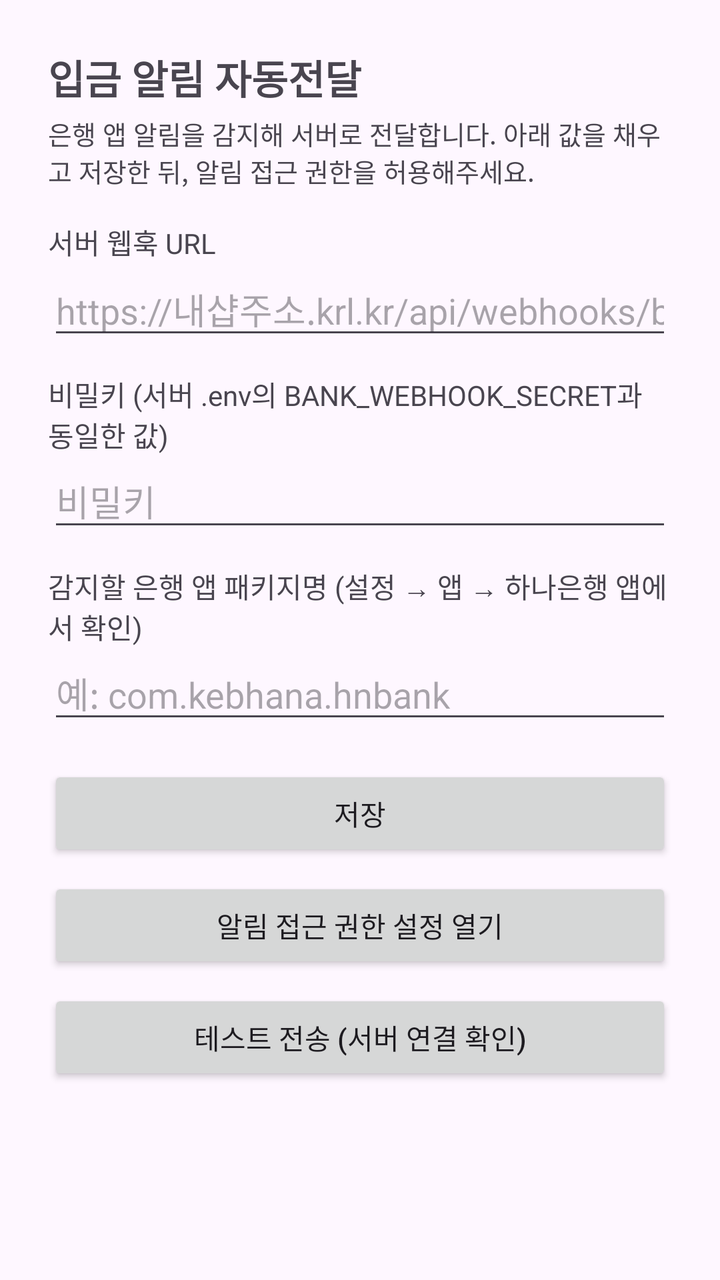
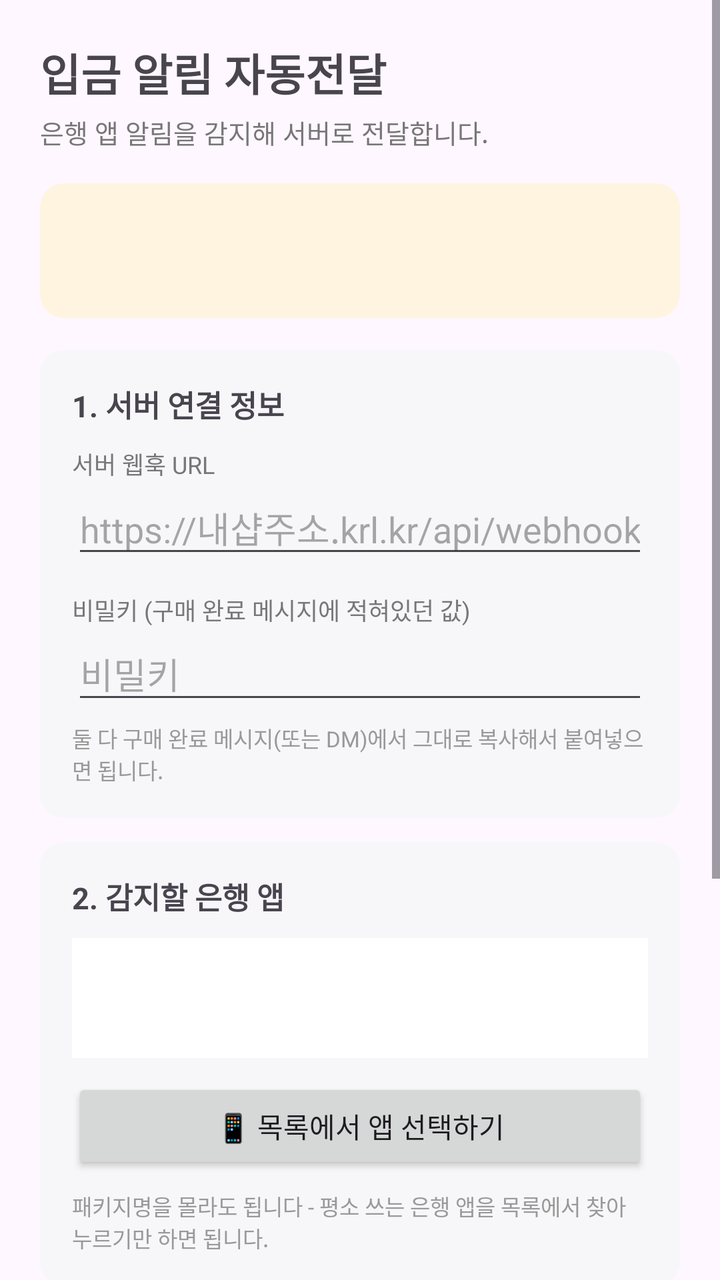

An Android layout rendered at two revisions. The XML below is the earlier revision; the diff shows what the commit changed to produce the second picture.
<!-- AndroidManifest.xml: application theme Theme.BankNotifier -->
<!-- res/layout/activity_main.xml -->
<?xml version="1.0" encoding="utf-8"?>
<ScrollView xmlns:android="http://schemas.android.com/apk/res/android"
    android:layout_width="match_parent"
    android:layout_height="match_parent">

    <LinearLayout
        android:layout_width="match_parent"
        android:layout_height="wrap_content"
        android:orientation="vertical"
        android:padding="24dp">

        <TextView
            android:layout_width="wrap_content"
            android:layout_height="wrap_content"
            android:text="입금 알림 자동전달"
            android:textSize="20sp"
            android:textStyle="bold"
            android:layout_marginBottom="4dp" />

        <TextView
            android:layout_width="wrap_content"
            android:layout_height="wrap_content"
            android:text="은행 앱 알림을 감지해 서버로 전달합니다. 아래 값을 채우고 저장한 뒤, 알림 접근 권한을 허용해주세요."
            android:textSize="13sp"
            android:layout_marginBottom="16dp" />

        <TextView
            android:layout_width="wrap_content"
            android:layout_height="wrap_content"
            android:text="서버 웹훅 URL" />
        <EditText
            android:id="@+id/edit_webhook_url"
            android:layout_width="match_parent"
            android:layout_height="wrap_content"
            android:hint="https://내샵주소.krl.kr/api/webhooks/bank-topup"
            android:inputType="textUri"
            android:layout_marginBottom="12dp" />

        <TextView
            android:layout_width="wrap_content"
            android:layout_height="wrap_content"
            android:text="비밀키 (서버 .env의 BANK_WEBHOOK_SECRET과 동일한 값)" />
        <EditText
            android:id="@+id/edit_secret"
            android:layout_width="match_parent"
            android:layout_height="wrap_content"
            android:hint="비밀키"
            android:inputType="textPassword"
            android:layout_marginBottom="12dp" />

        <TextView
            android:layout_width="wrap_content"
            android:layout_height="wrap_content"
            android:text="감지할 은행 앱 패키지명 (설정 → 앱 → 하나은행 앱에서 확인)" />
        <EditText
            android:id="@+id/edit_package"
            android:layout_width="match_parent"
            android:layout_height="wrap_content"
            android:hint="예: com.kebhana.hnbank"
            android:layout_marginBottom="16dp" />

        <Button
            android:id="@+id/btn_save"
            android:layout_width="match_parent"
            android:layout_height="wrap_content"
            android:text="저장"
            android:layout_marginBottom="8dp" />

        <Button
            android:id="@+id/btn_open_notification_settings"
            android:layout_width="match_parent"
            android:layout_height="wrap_content"
            android:text="알림 접근 권한 설정 열기"
            android:layout_marginBottom="8dp" />

        <Button
            android:id="@+id/btn_test_send"
            android:layout_width="match_parent"
            android:layout_height="wrap_content"
            android:text="테스트 전송 (서버 연결 확인)"
            android:layout_marginBottom="16dp" />

        <TextView
            android:id="@+id/text_status"
            android:layout_width="match_parent"
            android:layout_height="wrap_content"
            android:text=""
            android:textSize="13sp" />

    </LinearLayout>
</ScrollView>
<!-- resources referenced by this layout -->
<resources>
  <style name="Theme.BankNotifier" parent="Theme.Material3.DayNight.NoActionBar" />
</resources>

<!-- the commit's change to res/layout/activity_main.xml (unified diff, before → after) -->
@@ -7,78 +7,209 @@
         android:layout_width="match_parent"
         android:layout_height="wrap_content"
         android:orientation="vertical"
-        android:padding="24dp">
+        android:padding="20dp">
 
         <TextView
             android:layout_width="wrap_content"
             android:layout_height="wrap_content"
             android:text="입금 알림 자동전달"
-            android:textSize="20sp"
+            android:textSize="22sp"
             android:textStyle="bold"
             android:layout_marginBottom="4dp" />
 
         <TextView
             android:layout_width="wrap_content"
             android:layout_height="wrap_content"
-            android:text="은행 앱 알림을 감지해 서버로 전달합니다. 아래 값을 채우고 저장한 뒤, 알림 접근 권한을 허용해주세요."
+            android:text="은행 앱 알림을 감지해 서버로 전달합니다."
             android:textSize="13sp"
+            android:textColor="#777777"
             android:layout_marginBottom="16dp" />
 
-        <TextView
-            android:layout_width="wrap_content"
-            android:layout_height="wrap_content"
-            android:text="서버 웹훅 URL" />
-        <EditText
-            android:id="@+id/edit_webhook_url"
-            android:layout_width="match_parent"
-            android:layout_height="wrap_content"
-            android:hint="https://내샵주소.krl.kr/api/webhooks/bank-topup"
-            android:inputType="textUri"
-            android:layout_marginBottom="12dp" />
-
-        <TextView
-            android:layout_width="wrap_content"
-            android:layout_height="wrap_content"
-            android:text="비밀키 (서버 .env의 BANK_WEBHOOK_SECRET과 동일한 값)" />
-        <EditText
-            android:id="@+id/edit_secret"
-            android:layout_width="match_parent"
-            android:layout_height="wrap_content"
-            android:hint="비밀키"
-            android:inputType="textPassword"
-            android:layout_marginBottom="12dp" />
-
-        <TextView
-            android:layout_width="wrap_content"
-            android:layout_height="wrap_content"
-            android:text="감지할 은행 앱 패키지명 (설정 → 앱 → 하나은행 앱에서 확인)" />
-        <EditText
-            android:id="@+id/edit_package"
-            android:layout_width="match_parent"
-            android:layout_height="wrap_content"
-            android:hint="예: com.kebhana.hnbank"
-            android:layout_marginBottom="16dp" />
-
-        <Button
-            android:id="@+id/btn_save"
-            android:layout_width="match_parent"
-            android:layout_height="wrap_content"
-            android:text="저장"
-            android:layout_marginBottom="8dp" />
-
-        <Button
-            android:id="@+id/btn_open_notification_settings"
-            android:layout_width="match_parent"
-            android:layout_height="wrap_content"
-            android:text="알림 접근 권한 설정 열기"
-            android:layout_marginBottom="8dp" />
-
-        <Button
-            android:id="@+id/btn_test_send"
-            android:layout_width="match_parent"
-            android:layout_height="wrap_content"
-            android:text="테스트 전송 (서버 연결 확인)"
-            android:layout_marginBottom="16dp" />
+        
+        <LinearLayout
+            android:id="@+id/layout_status_banner"
+            android:layout_width="match_parent"
+            android:layout_height="wrap_content"
+            android:orientation="vertical"
+            android:background="@drawable/bg_status_warn"
+            android:padding="14dp"
+            android:layout_marginBottom="16dp">
+
+            <TextView
+                android:id="@+id/text_status_banner"
+                android:layout_width="match_parent"
+                android:layout_height="wrap_content"
+                android:textSize="14sp"
+                android:textStyle="bold" />
+
+            <TextView
+                android:id="@+id/text_status_banner_detail"
+                android:layout_width="match_parent"
+                android:layout_height="wrap_content"
+                android:textSize="12sp"
+                android:textColor="#555555"
+                android:layout_marginTop="4dp" />
+        </LinearLayout>
+
+        
+        <LinearLayout
+            android:layout_width="match_parent"
+            android:layout_height="wrap_content"
+            android:orientation="vertical"
+            android:background="@drawable/bg_card"
+            android:padding="16dp"
+            android:layout_marginBottom="12dp">
+
+            <TextView
+                android:layout_width="wrap_content"
+                android:layout_height="wrap_content"
+                android:text="1. 서버 연결 정보"
+                android:textSize="15sp"
+                android:textStyle="bold"
+                android:layout_marginBottom="10dp" />
+
+            <TextView
+                android:layout_width="wrap_content"
+                android:layout_height="wrap_content"
+                android:text="서버 웹훅 URL"
+                android:textSize="12sp"
+                android:textColor="#777777" />
+            <EditText
+                android:id="@+id/edit_webhook_url"
+                android:layout_width="match_parent"
+                android:layout_height="wrap_content"
+                android:hint="https://내샵주소.krl.kr/api/webhooks/bank-topup/내샵코드"
+                android:inputType="textUri"
+                android:layout_marginBottom="12dp" />
+
+            <TextView
+                android:layout_width="wrap_content"
+                android:layout_height="wrap_content"
+                android:text="비밀키 (구매 완료 메시지에 적혀있던 값)"
+                android:textSize="12sp"
+                android:textColor="#777777" />
+            <EditText
+                android:id="@+id/edit_secret"
+                android:layout_width="match_parent"
+                android:layout_height="wrap_content"
+                android:hint="비밀키"
+                android:inputType="textPassword"
+                android:layout_marginBottom="4dp" />
+
+            <TextView
+                android:layout_width="wrap_content"
+                android:layout_height="wrap_content"
+                android:text="둘 다 구매 완료 메시지(또는 DM)에서 그대로 복사해서 붙여넣으면 됩니다."
+                android:textSize="11sp"
+                android:textColor="#999999" />
+        </LinearLayout>
+
+        
+        <LinearLayout
+            android:layout_width="match_parent"
+            android:layout_height="wrap_content"
+            android:orientation="vertical"
+            android:background="@drawable/bg_card"
+            android:padding="16dp"
+            android:layout_marginBottom="12dp">
+
+            <TextView
+                android:layout_width="wrap_content"
+                android:layout_height="wrap_content"
+                android:text="2. 감지할 은행 앱"
+                android:textSize="15sp"
+                android:textStyle="bold"
+                android:layout_marginBottom="10dp" />
+
+            <LinearLayout
+                android:layout_width="match_parent"
+                android:layout_height="wrap_content"
+                android:orientation="horizontal"
+                android:gravity="center_vertical"
+                android:background="#FFFFFF"
+                android:padding="10dp"
+                android:layout_marginBottom="10dp">
+
+                <ImageView
+                    android:id="@+id/image_selected_app_icon"
+                    android:layout_width="40dp"
+                    android:layout_height="40dp"
+                    android:layout_marginEnd="12dp" />
+
+                <LinearLayout
+                    android:layout_width="0dp"
+                    android:layout_height="wrap_content"
+                    android:layout_weight="1"
+                    android:orientation="vertical">
+
+                    <TextView
+                        android:id="@+id/text_selected_app_label"
+                        android:layout_width="match_parent"
+                        android:layout_height="wrap_content"
+                        android:textSize="14sp"
+                        android:textStyle="bold" />
+
+                    <TextView
+                        android:id="@+id/text_selected_app_package"
+                        android:layout_width="match_parent"
+                        android:layout_height="wrap_content"
+                        android:textSize="11sp"
+                        android:textColor="#9a9a9a" />
+                </LinearLayout>
+            </LinearLayout>
+
+            <Button
+                android:id="@+id/btn_pick_app"
+                android:layout_width="match_parent"
+                android:layout_height="wrap_content"
+                android:text="📱 목록에서 앱 선택하기" />
+
+            <TextView
+                android:layout_width="wrap_content"
+                android:layout_height="wrap_content"
+                android:text="패키지명을 몰라도 됩니다 - 평소 쓰는 은행 앱을 목록에서 찾아 누르기만 하면 됩니다."
+                android:textSize="11sp"
+                android:textColor="#999999"
+                android:layout_marginTop="8dp" />
+        </LinearLayout>
+
+        
+        <LinearLayout
+            android:layout_width="match_parent"
+            android:layout_height="wrap_content"
+            android:orientation="vertical"
+            android:background="@drawable/bg_card"
+            android:padding="16dp"
+            android:layout_marginBottom="16dp">
+
+            <TextView
+                android:layout_width="wrap_content"
+                android:layout_height="wrap_content"
+                android:text="3. 저장하고 권한 켜기"
+                android:textSize="15sp"
+                android:textStyle="bold"
+                android:layout_marginBottom="10dp" />
+
+            <Button
+                android:id="@+id/btn_save"
+                android:layout_width="match_parent"
+                android:layout_height="wrap_content"
+                android:text="💾 저장"
+                android:layout_marginBottom="8dp" />
+
+            <Button
+                android:id="@+id/btn_open_notification_settings"
+                android:layout_width="match_parent"
+                android:layout_height="wrap_content"
+                android:text="🔔 알림 접근 권한 설정 열기"
+                android:layout_marginBottom="8dp" />
+
+            <Button
+                android:id="@+id/btn_test_send"
+                android:layout_width="match_parent"
+                android:layout_height="wrap_content"
+                android:text="📡 테스트 전송 (서버 연결 확인)" />
+        </LinearLayout>
 
         <TextView
             android:id="@+id/text_status"
<!-- resource entries referenced after the edit -->
@@ -1,5 +1,17 @@
 <!-- resources referenced by this layout -->
 <resources>
+  <!-- drawable bg_card (drawable) -->
+  <?xml version="1.0" encoding="utf-8"?>
+  <shape xmlns:android="http://schemas.android.com/apk/res/android" android:shape="rectangle">
+      <solid android:color="#F7F7F9" />
+      <corners android:radius="12dp" />
+  </shape>
+  <!-- drawable bg_status_warn (drawable) -->
+  <?xml version="1.0" encoding="utf-8"?>
+  <shape xmlns:android="http://schemas.android.com/apk/res/android" android:shape="rectangle">
+      <solid android:color="#FFF4E0" />
+      <corners android:radius="12dp" />
+  </shape>
   <style name="Theme.BankNotifier" parent="Theme.Material3.DayNight.NoActionBar" />
 </resources>
 
